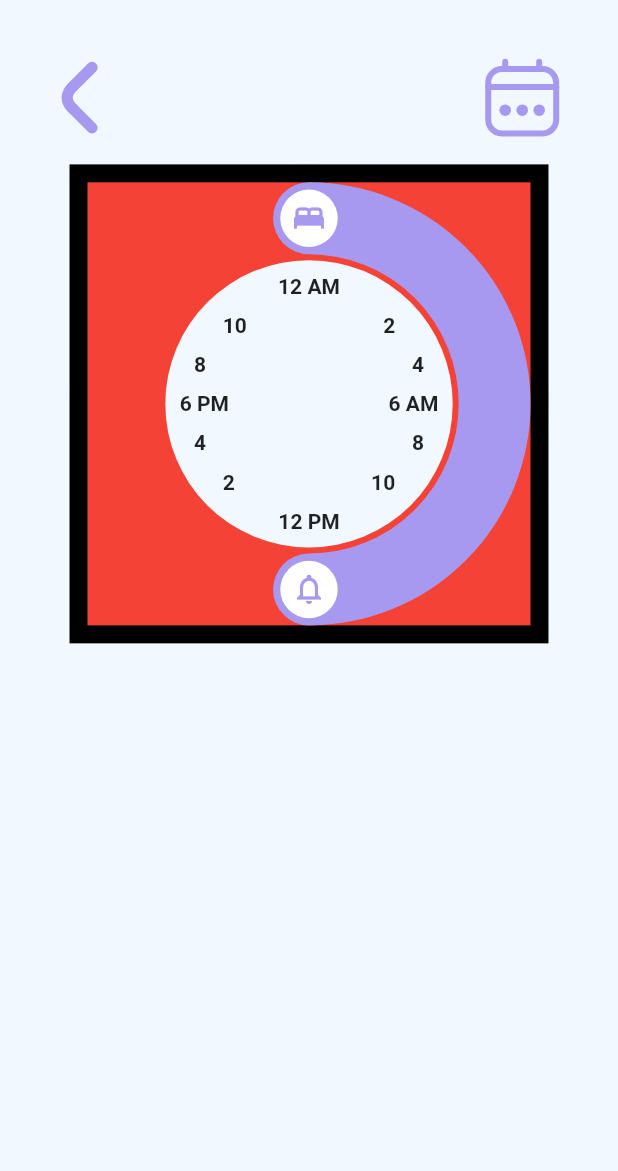
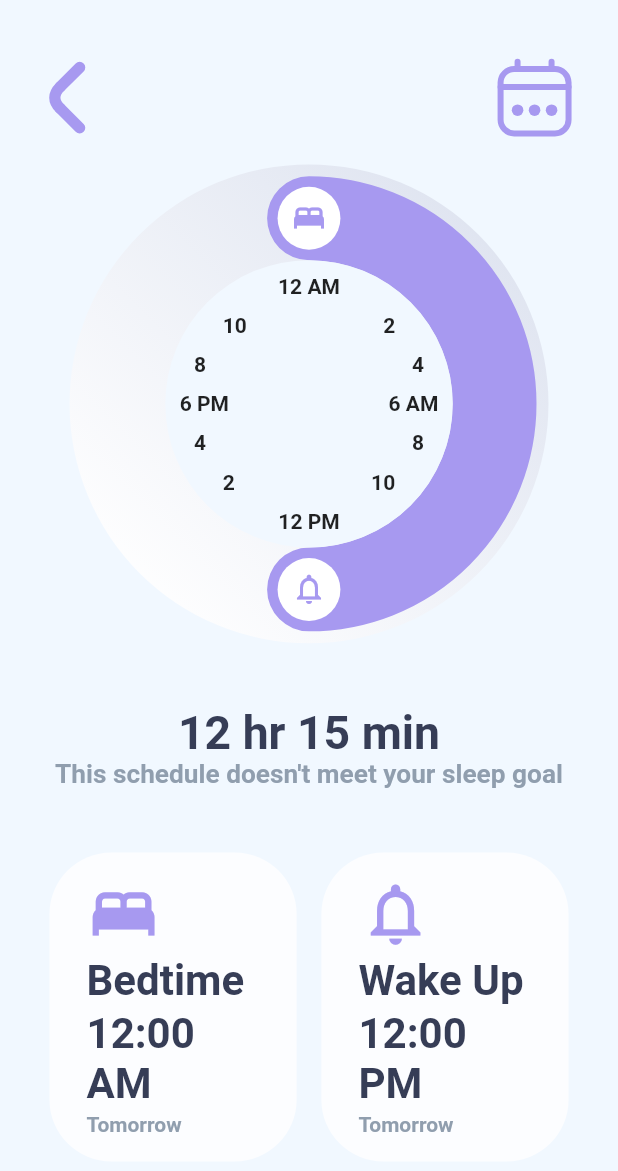
Before and after one commit to dalyathan/Iphone-Alarm, a Flutter app: the screen it shows after launch, after a tap on the "add" icon, on a phone screen of 412 x 824 dp. Shown: the top 1171 px of the screen. Run offline on Flutter 3.47's test engine with Material 2 defaults, Android fonts, the phone set to English and light mode, and no system bars.

Commit message:
the bedtime and alaemtime are being set using provider

```diff
--- a/alarm/lib/main.dart
+++ b/alarm/lib/main.dart
@@ -1,5 +1,9 @@
 import 'package:alarm/screens/main_page.dart';
+import 'package:alarm/state/alarm_time_being_set.dart';
+import 'package:alarm/state/alarms.dart';
+import 'package:alarm/state/bedtime_being_set.dart';
 import 'package:flutter/material.dart';
+import 'package:provider/provider.dart';
 
 void main() {
   runApp(const MyApp());
@@ -11,12 +15,21 @@ class MyApp extends StatelessWidget {
   // This widget is the root of your application.
   @override
   Widget build(BuildContext context) {
-    return MaterialApp(
-      title: 'Flutter Demo',
-      theme: ThemeData(
-        primarySwatch: Colors.blue,
+    return MultiProvider(
+      providers: [
+        ListenableProvider<AlarmTimeBeingSetProvider>(
+            create: (_) => AlarmTimeBeingSetProvider()),
+        ListenableProvider<AlarmsProvider>(create: (_) => AlarmsProvider()),
+        ListenableProvider<BedTimeBeingSetProvider>(
+            create: (_) => BedTimeBeingSetProvider()),
+      ],
+      child: MaterialApp(
+        title: 'Flutter Demo',
+        theme: ThemeData(
+          primarySwatch: Colors.blue,
+        ),
+        home: const MainPage(),
       ),
-      home: const MainPage(),
     );
   }
 }
--- a/alarm/lib/screens/set_alarm.dart
+++ b/alarm/lib/screens/set_alarm.dart
@@ -1,11 +1,16 @@
+import 'package:alarm/state/alarm_time_being_set.dart';
+import 'package:alarm/state/bedtime_being_set.dart';
+import 'package:alarm/widgets/containers/alarm_description.dart';
+import 'package:alarm/widgets/containers/heading.dart';
 import 'package:alarm/widgets/containers/knob_background.dart';
 import 'package:alarm/widgets/containers/set_alarm_top_row.dart';
 import 'package:flutter/material.dart';
+import 'package:provider/provider.dart';
 
 class SetAlarm extends StatelessWidget {
   late Size size;
   double smallerMarginRatio = 0.025;
-  double horizontalPadding = 0.1;
+  double horizontalPadding = 0.08;
 
   double verticalPadding = 0.05;
   SetAlarm({Key? key}) : super(key: key);
@@ -22,14 +27,43 @@ class SetAlarm extends StatelessWidget {
                 horizontal: size.width * horizontalPadding,
                 vertical: size.height * verticalPadding),
             child: Column(
-                        crossAxisAlignment: CrossAxisAlignment.start,
+              crossAxisAlignment: CrossAxisAlignment.center,
               children: [
                 const SetAlarmTopRow(),
                 SizedBox(height: size.height * smallerMarginRatio),
-                          Center(
-                              child: KnobBackground(
+                KnobBackground(
                   radius: size.width * 0.775,
-                          ))
-                        ])))));
+                ),
+                SizedBox(height: size.height * 2 * smallerMarginRatio),
+                const Heading(
+                  mainTitle: "12 hr 15 min",
+                  smallerTitle: "This schedule doesn't meet your sleep goal",
+                  alignment: CrossAxisAlignment.center,
+                ),
+                SizedBox(height: size.height * 2 * smallerMarginRatio),
+                Row(
+                  mainAxisAlignment: MainAxisAlignment.spaceBetween,
+                  children: [
+                    Consumer<BedTimeBeingSetProvider>(
+                      builder: (__, value, _) => AlarmDescription(
+                          iconData: Icons.bed,
+                          title: "Bedtime",
+                          width: size.width * 0.4,
+                          time: value.bedTime),
+                    ),
+                    Consumer<AlarmTimeBeingSetProvider>(
+                        builder: (__, value, _) => AlarmDescription(
+                            iconData: Icons.notifications_none,
+                            title: "Wake Up",
+                            width: size.width * 0.4,
+                            time: value.alarmTime))
+                  ],
+                )
+              ],
+            ),
+          ),
+        ),
+      ),
+    );
   }
 }
--- a/alarm/lib/state/alarm_time_being_set.dart
+++ b/alarm/lib/state/alarm_time_being_set.dart
@@ -1,9 +1,10 @@
+import 'package:alarm/utils/clock_calc.dart';
 import 'package:flutter/material.dart';
 
 class AlarmTimeBeingSetProvider extends ChangeNotifier {
-  String alarmTime = "";
-  set setBedTime(String alarmTime) {
-    this.alarmTime = alarmTime;
+  String alarmTime = "12:00 PM";
+  setAlarmTime(double angleInRadians) {
+    alarmTime = ClockCalculations.getTimeFromAngles(angleInRadians);
     notifyListeners();
   }
 }
--- a/alarm/lib/state/bedtime_being_set.dart
+++ b/alarm/lib/state/bedtime_being_set.dart
@@ -1,9 +1,10 @@
+import 'package:alarm/utils/clock_calc.dart';
 import 'package:flutter/material.dart';
 
 class BedTimeBeingSetProvider extends ChangeNotifier {
-  String bedTime = "";
-  set setBedTime(String bedTime) {
-    this.bedTime = bedTime;
+  String bedTime = "12:00 AM";
+  setBedTime(double angleInRadians) {
+    bedTime = ClockCalculations.getTimeFromAngles(angleInRadians);
     notifyListeners();
   }
 }
--- /dev/null
+++ b/alarm/lib/utils/clock_calc.dart
@@ -0,0 +1,30 @@
+import 'dart:math';
+
+class ClockCalculations {
+  static String getTimeFromAngles(double angleInRadians) {
+    String median = "AM";
+    if (angleInRadians >= pi) {
+      //Pm part
+      angleInRadians -= pi;
+      median = "PM";
+    }
+    double ratio = angleInRadians / pi;
+    double hoursInHundreds = ratio * 12;
+    int hour = hoursInHundreds.floor();
+    int minutes = ((hoursInHundreds - hour) * 60).ceil();
+    if (minutes == 60) {
+      hour += 1;
+      minutes = 0;
+    }
+    if (hour == 0) {
+      hour = 12;
+    }
+    if (minutes < 10) {
+      return "$hour:0$minutes $median";
+    } else {
+      return "$hour:$minutes $median";
+    }
+  }
+
+  static String getDurationFromAngle(double angleDifference) {}
+}
--- /dev/null
+++ b/alarm/lib/widgets/containers/alarm_description.dart
@@ -0,0 +1,78 @@
+import 'package:flutter/material.dart';
+
+class AlarmDescription extends StatefulWidget {
+  final IconData iconData;
+  final String title;
+  final String time;
+  final double width;
+  const AlarmDescription(
+      {Key? key,
+      required this.iconData,
+      required this.title,
+      required this.width,
+      required this.time})
+      : super(key: key);
+
+  @override
+  _AlarmDescriptionState createState() => _AlarmDescriptionState();
+}
+
+class _AlarmDescriptionState extends State<AlarmDescription> {
+  double horizontalPadding = 0.15;
+  double verticalPadding = 0.1;
+  double aspectRatio = 0.8;
+  @override
+  Widget build(BuildContext context) {
+    return Container(
+        width: widget.width,
+        height: widget.width / aspectRatio,
+        decoration: BoxDecoration(
+            color: const Color.fromRGBO(252, 253, 255, 1),
+            borderRadius: BorderRadius.circular(widget.width * 0.25)),
+        child: Padding(
+          padding: EdgeInsets.symmetric(
+              vertical: widget.width * verticalPadding,
+              horizontal: widget.width * horizontalPadding),
+          child: Column(
+              mainAxisAlignment: MainAxisAlignment.spaceBetween,
+              crossAxisAlignment: CrossAxisAlignment.start,
+              children: [
+                Icon(
+                  widget.iconData,
+                  color: const Color.fromRGBO(167, 153, 240, 1),
+                  size: widget.width * 0.3,
+                ),
+                Text(widget.title,
+                    style: TextStyle(
+                        color: const Color.fromRGBO(
+                          54,
+                          61,
+                          86,
+                          1,
+                        ),
+                        fontWeight: FontWeight.bold,
+                        fontSize: widget.width * 0.01 * 17)),
+                Text(widget.time,
+                    style: TextStyle(
+                        color: const Color.fromRGBO(
+                          54,
+                          61,
+                          86,
+                          1,
+                        ),
+                        fontWeight: FontWeight.bold,
+                        fontSize: widget.width * 0.01 * 17)),
+                Text("Tomorrow",
+                    style: TextStyle(
+                        color: const Color.fromRGBO(
+                          144,
+                          158,
+                          174,
+                          1,
+                        ),
+                        fontWeight: FontWeight.bold,
+                        fontSize: widget.width * 0.01 * 8.5))
+              ]),
+        ));
+  }
+}
--- a/alarm/lib/widgets/containers/heading.dart
+++ b/alarm/lib/widgets/containers/heading.dart
@@ -1,16 +1,21 @@
 import 'package:flutter/material.dart';
 
 class Heading extends StatelessWidget {
+  final CrossAxisAlignment alignment;
   final String mainTitle;
   final String smallerTitle;
-  const Heading({Key? key, required this.mainTitle, required this.smallerTitle})
+  const Heading(
+      {Key? key,
+      required this.mainTitle,
+      required this.smallerTitle,
+      this.alignment = CrossAxisAlignment.start})
       : super(key: key);
 
   @override
   Widget build(BuildContext context) {
     Size size = MediaQuery.of(context).size;
     return Column(
-      crossAxisAlignment: CrossAxisAlignment.start,
+      crossAxisAlignment: alignment,
       children: [
         Text(mainTitle,
             style: TextStyle(
--- a/alarm/lib/widgets/containers/knob.dart
+++ b/alarm/lib/widgets/containers/knob.dart
@@ -1,6 +1,10 @@
+import 'package:alarm/state/alarm_time_being_set.dart';
+import 'package:alarm/state/bedtime_being_set.dart';
 import 'package:alarm/widgets/painters/knob.dart';
 import 'package:flutter/material.dart';
 import 'dart:math';
+
+import 'package:provider/provider.dart';
 
 class Knob extends StatefulWidget {
   final double radius;
@@ -30,7 +34,7 @@ class _KnobState extends State<Knob> {
   void initState() {
     super.initState();
     knobWidthRatio = widget.outerRadiusRatio - widget.innerRadiusRatio;
-    iconWidthRatio = knobWidthRatio * 0.8;
+    iconWidthRatio = knobWidthRatio * 0.75;
     double centerOffset = widget.radius * (0.5 - iconWidthRatio * 0.5);
     boxCenter = Offset(centerOffset, centerOffset);
     endAngle = pi;
@@ -50,13 +54,15 @@ class _KnobState extends State<Knob> {
 
   @override
   Widget build(BuildContext context) {
+    final bedTimeProvider =
+        Provider.of<BedTimeBeingSetProvider>(context, listen: false);
+    final alarmTimeProvider =
+        Provider.of<AlarmTimeBeingSetProvider>(context, listen: false);
     return Stack(
       children: [
         Padding(
           padding: EdgeInsets.all(
               widget.radius * (1 - widget.outerRadiusRatio) * 0.5),
-          child: Container(
-            color: Colors.red,
           child: CustomPaint(
             size: Size.square(widget.radius * widget.outerRadiusRatio),
             painter: KnobPainter(
@@ -64,7 +70,6 @@ class _KnobState extends State<Knob> {
                 endAngle,
                 widget.radius *
                     (widget.outerRadiusRatio - widget.innerRadiusRatio)),
-            ),
           ),
         ),
         Positioned(
@@ -78,20 +83,20 @@ class _KnobState extends State<Knob> {
                     endLocalOffset.dy + details.delta.dy);
                 double x = currentLocation.dx - boxCenter.dx;
                 double y = boxCenter.dy - currentLocation.dy;
-                //if (x >= 0) {
+                if (x >= 0) {
                   double angle = pi / 2 - atan(y / x);
-                print('${atan(y / x) / pi} $x,$y');
                   setState(() {
-                  endAngle = atan(y / x) - pi;
+                    endAngle = angle;
                     endLocalOffset = getLocalPosition(currentLocation);
                   });
-                // } else {
-                //   double angle = pi / 2 - atan(y / x) + pi;
-                //   setState(() {
-                //     endAngle = angle;
-                //     endLocalOffset = getLocalPosition(currentLocation);
-                //   });
-                // }
+                } else {
+                  double angle = pi / 2 - atan(y / x) + pi;
+                  setState(() {
+                    endAngle = angle;
+                    endLocalOffset = getLocalPosition(currentLocation);
+                  });
+                }
+                alarmTimeProvider.setAlarmTime(endAngle);
               },
               child: Container(
                 width: iconWidthRatio * widget.radius,
@@ -117,23 +122,24 @@ class _KnobState extends State<Knob> {
                 Offset currentLocation = Offset(
                     startLocalOffset.dx + details.delta.dx,
                     startLocalOffset.dy + details.delta.dy);
-                double x = currentLocation.dx -
-                    widget.radius * widget.outerRadiusRatio * 0.5;
-                double y = widget.radius * widget.outerRadiusRatio * 0.5 -
-                    currentLocation.dy;
+                double x = currentLocation.dx - boxCenter.dx;
+                double y = boxCenter.dy - currentLocation.dy;
                 if (x >= 0) {
                   double angle = pi / 2 - atan(y / x);
+                  print("startAngle ${angle / pi}");
                   setState(() {
                     startAngle = angle;
                     startLocalOffset = getLocalPosition(currentLocation);
                   });
                 } else {
                   double angle = pi / 2 - atan(y / x) + pi;
+                  print("startAngle ${angle / pi}");
                   setState(() {
                     startAngle = angle;
                     startLocalOffset = getLocalPosition(currentLocation);
                   });
                 }
+                bedTimeProvider.setBedTime(startAngle);
               },
               child: Container(
                 width: iconWidthRatio * widget.radius,
@@ -177,6 +183,4 @@ class _KnobState extends State<Knob> {
         boxCenter.dx + vectorFromCenter.dx, boxCenter.dy + vectorFromCenter.dy);
     return newOffset;
   }
-
-  double getAngle(double x, double y) {}
 }
--- a/alarm/lib/widgets/containers/knob_background.dart
+++ b/alarm/lib/widgets/containers/knob_background.dart
@@ -16,7 +16,7 @@ class _KnobBackgroundState extends State<KnobBackground> {
     double clockRatio = 0.6;
     double gapRatio = 0.05;
     double innerGapRatio = 0.175;
-    double knobWidth = 0.15;
+    double knobWidth = 0.175;
     double knobInnerRadiusRatio = clockRatio + innerGapRatio;
     double knobOuterRadiusRatio = knobInnerRadiusRatio + knobWidth;
     assert(knobInnerRadiusRatio < knobOuterRadiusRatio &&
@@ -26,13 +26,10 @@ class _KnobBackgroundState extends State<KnobBackground> {
       height: widget.radius,
       child: Stack(
         children: [
-          Container(
-            color: Colors.black,
-            child: Knob(
-                radius: widget.radius,
-                innerRadiusRatio: knobInnerRadiusRatio,
-                outerRadiusRatio: knobOuterRadiusRatio),
-          ),
+          Knob(
+              radius: widget.radius,
+              innerRadiusRatio: knobInnerRadiusRatio,
+              outerRadiusRatio: knobOuterRadiusRatio),
           Padding(
               padding: EdgeInsets.all(widget.radius * gapRatio),
               child: Center(
--- a/alarm/lib/widgets/painters/knob.dart
+++ b/alarm/lib/widgets/painters/knob.dart
@@ -15,9 +15,9 @@ class KnobPainter extends CustomPainter {
     brush.strokeCap = StrokeCap.round;
     brush.style = PaintingStyle.stroke;
     double sweepAngle = endAngle - startAngle;
-    // if (sweepAngle < 0) {
-    //   sweepAngle = 2 * pi + (endAngle - startAngle);
-    // }
+    if (sweepAngle < 0) {
+      sweepAngle = 2 * pi + (endAngle - startAngle);
+    }
     canvas.drawArc(
         Rect.fromCircle(
             center: Offset(size.width / 2, size.height / 2),
```
Lines whose indentation alone changed are shown as unchanged.
